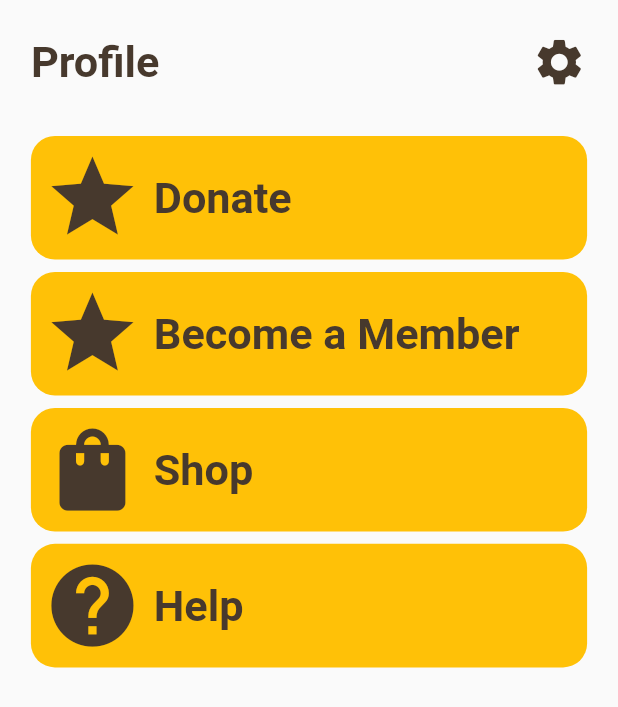
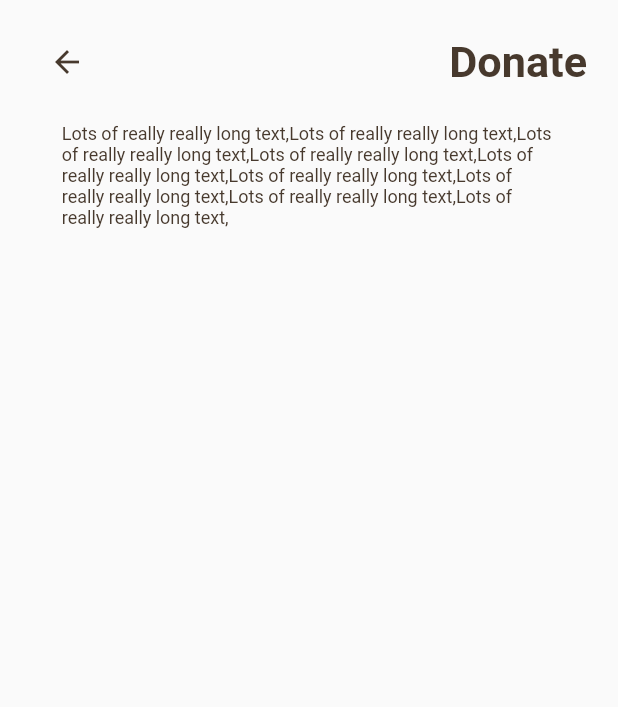
Before and after one commit to JForden/Multi_Media, a Flutter app: the ProfilePage screen opened directly, after a tap on "Donate", on a phone screen of 412 x 824 dp. Shown: the top 707 px of the screen. Run offline on Flutter 3.47's test engine with Material 2 defaults, Android fonts, the light colour scheme and no system bars; network calls fail.

Commit message:
Added extra pages to profile page

```diff
--- /dev/null
+++ b/multimedia/lib/donate.dart
@@ -0,0 +1,83 @@
+import 'package:flutter/material.dart';
+import 'package:provider/provider.dart';
+
+class DonatePage extends StatefulWidget {
+  @override
+  _DonatePageState createState() => _DonatePageState();
+}
+
+class MyStatefulWidget extends StatefulWidget {
+  const MyStatefulWidget({Key? key}) : super(key: key);
+
+  @override
+  State<DonatePage> createState() => _DonatePageState();
+}
+
+class _DonatePageState extends State<DonatePage> {
+  @override
+  Widget build(BuildContext context) {
+    double deviceWidth = MediaQuery.of(context).size.width;
+    double deviceHeight = MediaQuery.of(context).size.height;
+
+    //Builds clickable settings button
+    BackButton _buildBackButton(Color color) {
+      return BackButton(color: color);
+    }
+
+    //Builds Profile title, extra width used to push settings button to the right
+    Text _buildDonateTitle(Color color) {
+      return Text(
+        'Donate',
+        textAlign: TextAlign.right,
+        style: TextStyle(
+          fontSize: deviceHeight * 0.035,
+          fontWeight: FontWeight.bold,
+          color: color,
+        ),
+      );
+    }
+
+    //88Nine Brown (tm)
+    Color color = Color.fromARGB(255, 71, 57, 45);
+
+    Widget topBar = Container(
+      width: deviceWidth * 0.9,
+      height: deviceHeight * 0.1,
+      padding:
+          EdgeInsets.only(left: deviceWidth * .05, right: deviceWidth * .05),
+      child: Row(
+        mainAxisAlignment: MainAxisAlignment.spaceBetween,
+        children: [
+          _buildBackButton(color),
+          _buildDonateTitle(color),
+        ],
+      ),
+    );
+
+    Widget textBox = Container(
+      height: deviceHeight * 0.7,
+      padding: EdgeInsets.only(left: deviceWidth * .1, right: deviceWidth * .1),
+      child: Text(
+        'Lots of really really long text,' +
+            'Lots of really really long text,' +
+            'Lots of really really long text,' +
+            'Lots of really really long text,' +
+            'Lots of really really long text,' +
+            'Lots of really really long text,' +
+            'Lots of really really long text,' +
+            'Lots of really really long text,' +
+            'Lots of really really long text,',
+        style: TextStyle(color: color, fontSize: 12),
+      ),
+    );
+
+    return Scaffold(
+      body: ListView(
+        children: [
+          topBar,
+          textBox,
+        ],
+      ),
+    );
+  }
+}
--- a/multimedia/lib/profile.dart
+++ b/multimedia/lib/profile.dart
@@ -1,5 +1,9 @@
 import 'package:flutter/material.dart';
 import 'package:provider/provider.dart';
+
+import 'donate.dart';
+import 'help.dart';
+import 'shop.dart';
 
 class ProfilePage extends StatefulWidget {
   @override
@@ -20,11 +24,16 @@ class _ProfilePageState extends State<ProfilePage> {
     double deviceHeight = MediaQuery.of(context).size.height;
 
     //Builds clickable big buttons
-    InkWell _buildBigButton(Color color, IconData icon, String text) {
+    InkWell _buildBigButton(
+        Color color, IconData icon, String text, Widget page) {
       return InkWell(
           onTap: () {
-            Provider.of<ValueNotifier<int>>(context, listen: false).value =
-                1; //This is a test case
+            Navigator.push(
+              context,
+              MaterialPageRoute(builder: (context) => page),
+            );
+            //Provider.of<ValueNotifier<int>>(context, listen: false).value =
+            //    1; //This is a test case
           },
           child: Container(
               width: deviceWidth * 0.9,
@@ -103,10 +112,10 @@ class _ProfilePageState extends State<ProfilePage> {
           mainAxisAlignment: MainAxisAlignment.spaceEvenly,
           crossAxisAlignment: CrossAxisAlignment.center,
           children: [
-            _buildBigButton(color, Icons.star, 'Donate'),
-            _buildBigButton(color, Icons.star, 'Become a Member'),
-            _buildBigButton(color, Icons.shopping_bag, 'Shop'),
-            _buildBigButton(color, Icons.help, 'Help'),
+            _buildBigButton(color, Icons.star, 'Donate', DonatePage()),
+            _buildBigButton(color, Icons.star, 'Become a Member', DonatePage()),
+            _buildBigButton(color, Icons.shopping_bag, 'Shop', ShopPage()),
+            _buildBigButton(color, Icons.help, 'Help', HelpPage()),
           ],
         ));
 
--- a/multimedia/lib/toolbar.dart
+++ b/multimedia/lib/toolbar.dart
@@ -46,7 +46,6 @@ class _MyStatefulWidgetState extends State<MyStatefulWidget> {
     HomePage(),
     ArticlePage(),
     ProfilePage(),
-
   ];
 
   void _onItemTapped(int index) {
```
Also changed, not shown: multimedia/lib/help.dart (added, +83 -0 lines), multimedia/lib/shop.dart (added, +83 -0 lines).
